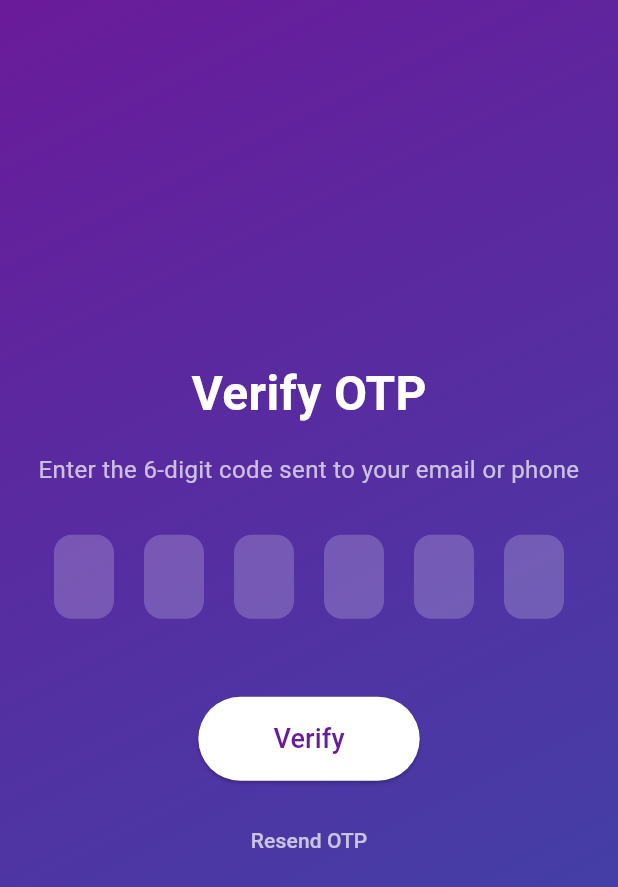
After one commit to OmarAhmed-123/informantMobile, a Flutter app: the OtpVerificationView screen opened by its route, after a tap on "Verify", on a phone screen of 412 x 824 dp. The commit adds this screen. Shown: the top 887 px of the screen. Run offline on Flutter 3.47's test engine with Material 3 defaults, Android fonts, the phone set to English and light mode, and no system bars.

Commit message:
create an otp verification page

```diff
--- a/lib/main.dart
+++ b/lib/main.dart
@@ -6,6 +6,7 @@ import 'view_models/auth_view_model.dart';
 import 'views/register_view.dart';
 import 'views/login_view.dart';
 import 'views/home_view.dart';
+import 'views/otp_verification_view.dart';
 
 void main() {
   runApp(
@@ -34,6 +35,7 @@ class MyApp extends StatelessWidget {
       routes: {
         '/register': (context) => const RegisterView(),
         '/login': (context) => const LoginView(),
+        '/otp_verification': (context) => const OtpVerificationView(),
         '/home': (context) => const HomeView(),
       },
     );
--- /dev/null
+++ b/lib/views/otp_verification_view.dart
@@ -0,0 +1,168 @@
+// ignore_for_file: unused_import, use_super_parameters, library_private_types_in_public_api, avoid_print
+
+import 'package:flutter/material.dart';
+import 'package:provider/provider.dart';
+import '../view_models/auth_view_model.dart';
+
+class OtpVerificationView extends StatefulWidget {
+  const OtpVerificationView({Key? key}) : super(key: key);
+
+  @override
+  _OtpVerificationViewState createState() => _OtpVerificationViewState();
+}
+
+class _OtpVerificationViewState extends State<OtpVerificationView>
+    with SingleTickerProviderStateMixin {
+  final _formKey = GlobalKey<FormState>();
+  final List<TextEditingController> _otpControllers =
+      List.generate(6, (_) => TextEditingController());
+  late AnimationController _animationController;
+  late Animation<double> _fadeAnimation;
+
+  @override
+  void initState() {
+    super.initState();
+    _animationController = AnimationController(
+      vsync: this,
+      duration: const Duration(milliseconds: 1500),
+    );
+    _fadeAnimation =
+        Tween<double>(begin: 0.0, end: 1.0).animate(_animationController);
+    _animationController.forward();
+  }
+
+  @override
+  void dispose() {
+    _animationController.dispose();
+    for (var controller in _otpControllers) {
+      controller.dispose();
+    }
+    super.dispose();
+  }
+
+  @override
+  Widget build(BuildContext context) {
+    return Scaffold(
+      body: Container(
+        decoration: BoxDecoration(
+          gradient: LinearGradient(
+            begin: Alignment.topLeft,
+            end: Alignment.bottomRight,
+            colors: [Colors.purple.shade800, Colors.indigo.shade600],
+          ),
+        ),
+        child: SafeArea(
+          child: Center(
+            child: SingleChildScrollView(
+              child: FadeTransition(
+                opacity: _fadeAnimation,
+                child: Padding(
+                  padding: const EdgeInsets.all(16.0),
+                  child: Form(
+                    key: _formKey,
+                    child: Column(
+                      mainAxisAlignment: MainAxisAlignment.center,
+                      children: [
+                        const Text(
+                          'Verify OTP',
+                          style: TextStyle(
+                            fontSize: 32,
+                            fontWeight: FontWeight.bold,
+                            color: Colors.white,
+                          ),
+                        ),
+                        const SizedBox(height: 16),
+                        const Text(
+                          'Enter the 6-digit code sent to your email or phone',
+                          style: TextStyle(
+                            fontSize: 16,
+                            color: Colors.white70,
+                          ),
+                          textAlign: TextAlign.center,
+                        ),
+                        const SizedBox(height: 32),
+                        Row(
+                          mainAxisAlignment: MainAxisAlignment.spaceEvenly,
+                          children: List.generate(
+                            6,
+                            (index) => SizedBox(
+                              width: 40,
+                              child: TextFormField(
+                                controller: _otpControllers[index],
+                                decoration: InputDecoration(
+                                  filled: true,
+                                  fillColor: Colors.white.withOpacity(0.2),
+                                  border: OutlineInputBorder(
+                                    borderRadius: BorderRadius.circular(12),
+                                    borderSide: BorderSide.none,
+                                  ),
+                                ),
+                                keyboardType: TextInputType.number,
+                                textAlign: TextAlign.center,
+                                maxLength: 1,
+                                onChanged: (value) {
+                                  if (value.isNotEmpty && index < 5) {
+                                    FocusScope.of(context).nextFocus();
+                                  }
+                                },
+                                validator: (value) {
+                                  if (value == null || value.isEmpty) {
+                                    return '';
+                                  }
+                                  return null;
+                                },
+                              ),
+                            ),
+                          ),
+                        ),
+                        const SizedBox(height: 32),
+                        ElevatedButton(
+                          style: ElevatedButton.styleFrom(
+                            backgroundColor: Colors.white,
+                            foregroundColor: Colors.purple.shade800,
+                            padding: const EdgeInsets.symmetric(
+                                horizontal: 50, vertical: 15),
+                            shape: RoundedRectangleBorder(
+                              borderRadius: BorderRadius.circular(30),
+                            ),
+                          ),
+                          onPressed: () {
+                            if (_formKey.currentState!.validate()) {
+                              String otp = _otpControllers
+                                  .map((controller) => controller.text)
+                                  .join();
+                              // Here you would typically verify the OTP with your backend
+                              // For now, we'll just print it and navigate to the home page
+                              print('Entered OTP: $otp');
+                              Navigator.pushReplacementNamed(context, '/home');
+                            }
+                          },
+                          child: const Text('Verify',
+                              style: TextStyle(fontSize: 18)),
+                        ),
+                        const SizedBox(height: 16),
+                        TextButton(
+                          onPressed: () {
+                            // Implement resend OTP logic here
+                            ScaffoldMessenger.of(context).showSnackBar(
+                              const SnackBar(
+                                  content: Text('OTP resent successfully')),
+                            );
+                          },
+                          child: const Text(
+                            'Resend OTP',
+                            style: TextStyle(color: Colors.white70),
+                          ),
+                        ),
+                      ],
+                    ),
+                  ),
+                ),
+              ),
+            ),
+          ),
+        ),
+      ),
+    );
+  }
+}
--- a/lib/views/register_view.dart
+++ b/lib/views/register_view.dart
@@ -172,8 +172,9 @@ class _RegisterViewState extends State<RegisterView>
                                 _creditCardController.text,
                               );
                               if (success && mounted) {
+                                // Navigate to OTP verification page
                                 Navigator.pushReplacementNamed(
-                                    context, '/home');
+                                    context, '/otp_verification');
                               } else {
                                 ScaffoldMessenger.of(context).showSnackBar(
                                   const SnackBar(
```
